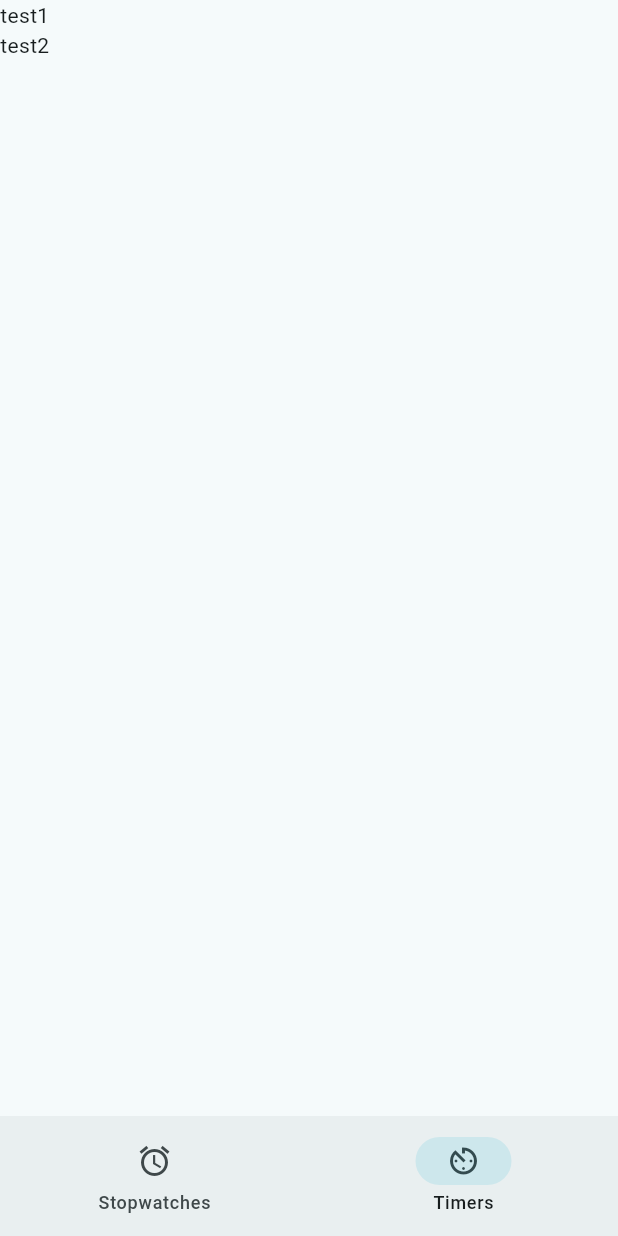
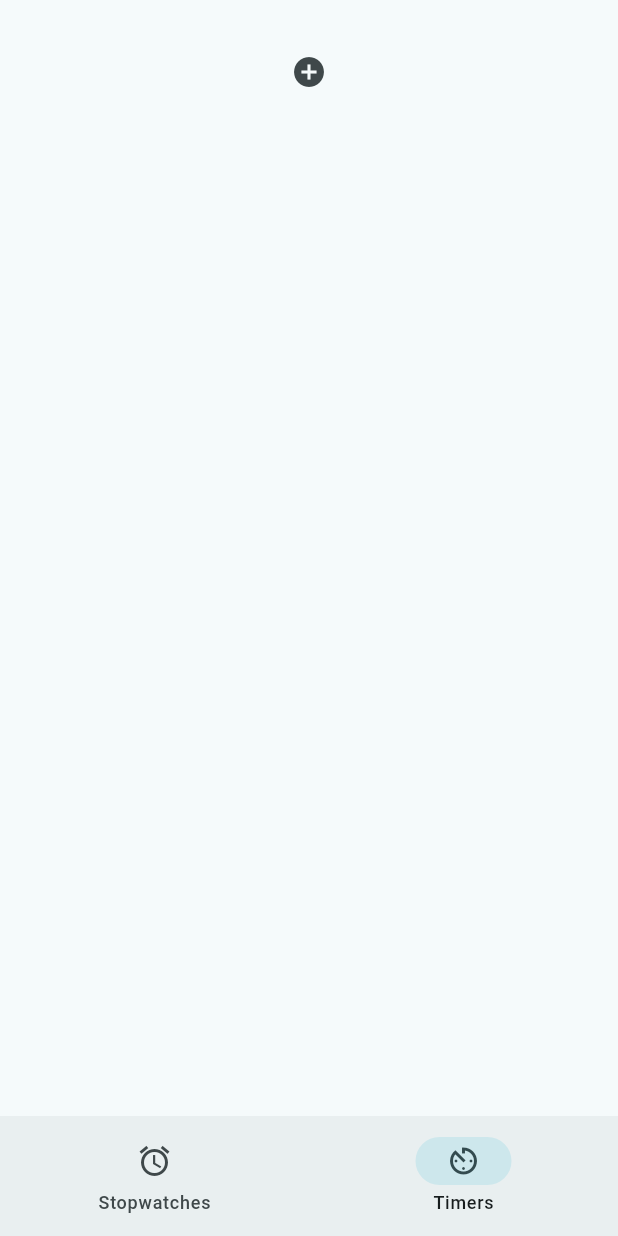
Before and after one commit to maussn/more_timers_app, a Flutter app: the screen it shows after launch, on a phone screen of 412 x 824 dp. Run offline on Flutter 3.47's test engine with Material 3 defaults, Android fonts, the phone set to English and light mode, and no system bars.

Commit message:
Add appstate and option to add new entries to the list of timers

```diff
--- a/lib/main.dart
+++ b/lib/main.dart
@@ -1,6 +1,9 @@
 // import 'dart:async';
 
+import 'dart:async';
+
 import 'package:flutter/material.dart';
+import 'package:provider/provider.dart';
 // import 'package:provider/provider.dart';
 
 void main() {
@@ -11,28 +14,27 @@
   const MoreTimersApp({super.key});
   @override
   Widget build(BuildContext context) {
-    return MaterialApp(
-      title: 'More Timers',
-      theme: ThemeData(
-        colorScheme: ColorScheme.fromSeed(seedColor: Colors.grey),
+    return ChangeNotifierProvider(
+      create: (context) => AppState(),
+      child: MaterialApp(
+        title: 'More Timers',
+        theme: ThemeData(
+          colorScheme: ColorScheme.fromSeed(seedColor: Colors.grey),
+        ),
+        home: MyHomePage(),
       ),
-      home: MyHomePage(),
     );
   }
 }
 
-// class AppState extends ChangeNotifier {
-//   // ignore: prefer_typing_uninitialized_variables
-//   var currentTimer;
+class AppState extends ChangeNotifier {
+  final List<String> entries = <String>[];
 
-//   void setTimer(Duration duration) {
-//     currentTimer = Timer(duration, handleTimeout);
-//   }
-
-//   void handleTimeout() {
-
-//   }
-// }
+  void addEntry(int index) {
+    entries.add('$index');
+    notifyListeners();
+  }
+}
 
 
 class MyHomePage extends StatefulWidget {
@@ -81,29 +83,41 @@
 }
 
 
-// class TimerField extends StatelessWidget {
-//   final Timer timer;
-//   const TimerField({super.key, required this.timer});
-//   @override
-//   Widget build(BuildContext context) {
-//     return Container(
-//       decoration: BoxDecoration(
-//         border: Border(bottom: BorderSide(color: Theme.of(context).dividerColor))
-//       ),
-//       child: Text('Should be a timer'),
-//     );
-//   }
-// }
-
 
 class TimersPage extends StatelessWidget {
+  const TimersPage({super.key});
+
   @override
   Widget build(BuildContext context) {
-    return ListView(
-      children: [
-        Text('test1'),
-        Text('test2')
-      ],
+    var appState = context.watch<AppState>();
+    ScrollController _myController = ScrollController();
+    Timer(Duration(milliseconds: 500), () => _myController.jumpTo(_myController.position.maxScrollExtent));
+    return Container(
+      padding: EdgeInsets.only(top: 16),
+      child: ListView.separated(
+        padding: const EdgeInsets.all(8),
+        controller: _myController,
+        itemCount: appState.entries.length == null ? 1 : appState.entries.length + 1,
+        itemBuilder: (BuildContext context, int index) {
+          if (index < appState.entries.length) {
+            return Container(
+              height: 50,
+              color: Colors.amber,
+              child: Center(child: Text('Entry ${appState.entries[index]}')),
+            );
+          }
+          return Center(
+            child: IconButton(
+              onPressed: () {
+                appState.addEntry(index);
+                _myController.jumpTo(_myController.position.maxScrollExtent);
+              },
+              icon: Icon(Icons.add_circle),
+            ),
+          );
+        },
+        separatorBuilder: (BuildContext context, int index) => const Divider(),
+      ),
     );
   }
 }
```
